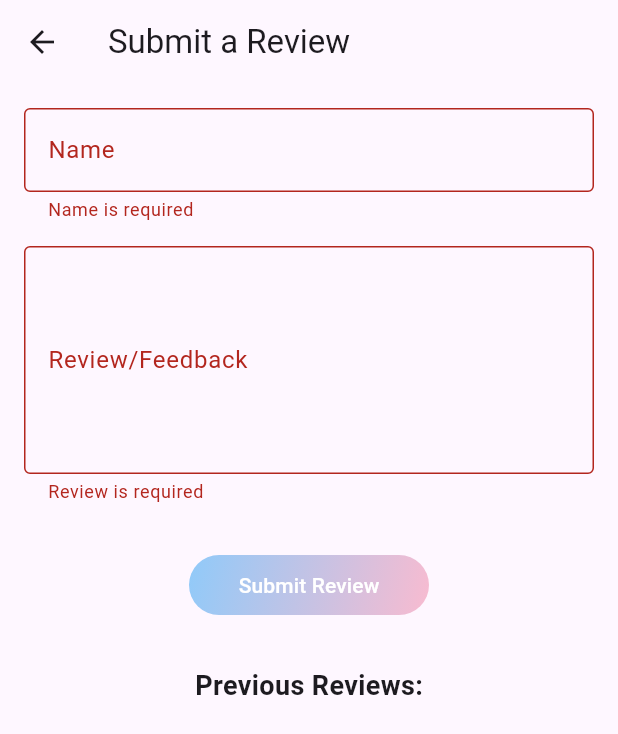
After one commit to senali0627/click_gift_flutterapp, a Flutter app: the ReviewPage screen opened by its route, after a tap on "Submit Review", on a phone screen of 412 x 824 dp. The commit adds this screen. Shown: the top 734 px of the screen. Run offline on Flutter 3.47's test engine with Material 3 defaults, Android fonts, the phone set to English and light mode, and no system bars; our stand-ins replace battery_plus, connectivity_plus, geocoding, geolocator, get, image_picker and 1 more; accounts and stored records are empty; network calls fail.

Commit message:
Review screen completed and The data is fetched from an external json file to show discounted products

```diff
--- /dev/null
+++ b/assets/reviews.json
@@ -0,0 +1,10 @@
+[
+  {
+    "name": "Tharunethu de silva",
+    "review": "Great app! It made my experience so much better."
+  },
+  {
+    "name": "Krishnika Selvakumar",
+    "review": "Really useful and easy to navigate."
+  }
+]
--- a/lib/routes/routes.dart
+++ b/lib/routes/routes.dart
@@ -17,6 +17,7 @@ import 'package:get/get.dart';
 
 import '../views/login/login_binding.dart';
 import '../views/login/login_view.dart';
+import '../views/review/review_view.dart';
 
 class Routes {
   static const String login = "/login_page";
@@ -29,6 +30,7 @@ class Routes {
   static const String checkout = "/checkout_page";
   static const String confirmation = "/confirmation_page";
   static const String inquiries = "/inquiries_page";
+  static const String review = '/review';
 
   static final routes = [
     GetPage(
@@ -66,5 +68,9 @@ class Routes {
       name: Routes.inquiries,
       page: () => InquiriesPage(),
     ),
+    GetPage(
+      name: Routes.review,
+      page: () => ReviewPage(),
+    ),
   ];
 }
--- a/lib/views/dashboard/dashboard.dart
+++ b/lib/views/dashboard/dashboard.dart
@@ -9,6 +9,8 @@ import 'package:get/get.dart';
 import '../home/home_controller.dart';
 
 class DashboardPage extends StatefulWidget {
+  const DashboardPage({super.key});
+
   @override
   State<DashboardPage> createState() => _DashboardPageState();
 }
@@ -132,6 +134,13 @@ class _DashboardPageState extends State<DashboardPage> {
                 );
               },
             ),
+            ListTile(
+              leading: const Icon(Icons.rate_review),
+              title: const Text("Review"),
+              onTap: () {
+                Get.toNamed(Routes.review); // Navigate to the Review page
+              },
+            ),
           ],
         ),
       ),
--- a/lib/views/home/home_controller.dart
+++ b/lib/views/home/home_controller.dart
@@ -5,6 +5,7 @@ import 'package:click_gift/services/auth_service.dart';
 import 'package:flutter/services.dart';
 import 'package:get/get.dart';
 import 'package:shared_preferences/shared_preferences.dart';
+import 'package:http/http.dart' as http;
 
 import '../../models/user.dart';
 
@@ -14,11 +15,15 @@ class HomeController extends GetxController {
   var selectedCategory = 0.obs;
   var filteredProducts = [].obs;
   var userName = "".obs;
+  var discountedProducts = <Map<String, dynamic>>[].obs;
+
+
 
   @override
   void onInit() {
     super.onInit();
     loadProductsFromJson();
+    loadDiscountedProducts();
   }
 
   void loadProductsFromJson() async {
@@ -26,7 +31,7 @@ class HomeController extends GetxController {
     userName.value = user!.name;
     try {
       final String jsonString =
-          await rootBundle.loadString('assets/products.json');
+      await rootBundle.loadString('assets/products.json');
       final Map<String, dynamic> data = json.decode(jsonString);
 
       categories.value = data['categories'];
@@ -53,4 +58,34 @@ class HomeController extends GetxController {
     await prefs.clear();
     Get.offAllNamed(Routes.login);
   }
+
+  void loadDiscountedProducts() async {
+    try {
+      final response = await http.get(
+        Uri.parse('https://api.jsonbin.io/v3/b/67a319e3acd3cb34a8d89715'),
+      );
+
+      if (response.statusCode == 200) {
+        final data = json.decode(response.body);
+        print("Response Data: $data");  // Add this line to log the entire response
+
+        // Check if the expected structure exists
+        final products = data['record']?['discounted_products'];
+        if (products != null && products is List) {
+          discountedProducts.value = List<Map<String, dynamic>>.from(products);
+        } else {
+          print("Discounted products are empty or null.");
+          discountedProducts.value = [];
+        }
+      } else {
+        print("Failed to load discounted products, Status code: ${response.statusCode}");
+        discountedProducts.value = []; // Reset if API fails
+      }
+    } catch (e) {
+      print("Error fetching discounted products: $e");
+      discountedProducts.value = []; // Reset in case of an error
+    }
+  }
+
+
 }
--- /dev/null
+++ b/lib/views/review/review_view.dart
@@ -0,0 +1,172 @@
+import 'dart:convert';
+import 'package:click_gift/components/custom_button.dart';
+import 'package:click_gift/components/custom_snackbar.dart';
+import 'package:click_gift/routes/routes.dart';
+import 'package:flutter/material.dart';
+import 'package:get/get.dart';
+import 'package:shared_preferences/shared_preferences.dart';
+import 'package:flutter/services.dart' show rootBundle;
+import 'package:connectivity_plus/connectivity_plus.dart';
+
+class ReviewPage extends StatefulWidget {
+  const ReviewPage({super.key});
+
+  @override
+  ReviewPageState createState() => ReviewPageState();
+}
+
+class ReviewPageState extends State<ReviewPage> {
+  final _formKey = GlobalKey<FormState>();
+  final TextEditingController nameController = TextEditingController();
+  final TextEditingController reviewController = TextEditingController();
+
+  List<Map<String, String>> reviews = [];
+
+  @override
+  void initState() {
+    super.initState();
+    _loadReviews();
+  }
+
+  Future<void> _loadReviews() async {
+    SharedPreferences prefs = await SharedPreferences.getInstance();
+    String? storedReviews = prefs.getString('reviews');
+
+    if (storedReviews != null) {
+      setState(() {
+        reviews = List<Map<String, String>>.from(json.decode(storedReviews));
+      });
+    } else {
+      // Check connectivity
+      var connectivityResults = await Connectivity().checkConnectivity();
+      if (connectivityResults.contains(ConnectivityResult.none)) {
+        _loadFromLocalJson();
+      }
+    }
+  }
+
+  Future<void> _loadFromLocalJson() async {
+    try {
+      String jsonString = await rootBundle.loadString('assets/reviews.json');
+      List<dynamic> jsonData = json.decode(jsonString);
+
+      setState(() {
+        reviews = jsonData.map((e) => Map<String, String>.from(e)).toList();
+      });
+    } catch (e) {
+      debugPrint("Error loading JSON: $e");
+    }
+  }
+
+  Future<void> _saveReview() async {
+    if (_formKey.currentState!.validate()) {
+      String name = nameController.text.trim();
+      String review = reviewController.text.trim();
+
+      Map<String, String> newReview = {
+        "name": name,
+        "review": review,
+      };
+
+      setState(() {
+        reviews.add(newReview);
+      });
+
+      SharedPreferences prefs = await SharedPreferences.getInstance();
+      prefs.setString('reviews', json.encode(reviews));
+
+      showCustomSnackbar(
+        title: 'Review Submitted',
+        message: 'Thank you, $name! We appreciate your feedback.',
+        backgroundColor: Colors.greenAccent,
+      );
+
+      // Clear input fields
+      nameController.clear();
+      reviewController.clear();
+
+      // Delay before navigating
+      await Future.delayed(const Duration(seconds: 2));
+
+      Get.offAllNamed(Routes.dashboard);
+    }
+  }
+
+
+
+  @override
+  Widget build(BuildContext context) {
+    return Scaffold(
+      appBar: AppBar(title: const Text('Submit a Review')),
+      body: Padding(
+        padding: const EdgeInsets.all(16.0),
+        child: Column(
+          children: [
+            Form(
+              key: _formKey,
+              child: Column(
+                crossAxisAlignment: CrossAxisAlignment.start,
+                children: [
+                  TextFormField(
+                    controller: nameController,
+                    decoration: const InputDecoration(
+                      labelText: 'Name',
+                      border: OutlineInputBorder(),
+                    ),
+                    validator: (value) {
+                      if (value == null || value.trim().isEmpty) {
+                        return 'Name is required';
+                      }
+                      return null;
+                    },
+                  ),
+                  const SizedBox(height: 16),
+                  TextFormField(
+                    controller: reviewController,
+                    decoration: const InputDecoration(
+                      labelText: 'Review/Feedback',
+                      border: OutlineInputBorder(),
+                    ),
+                    maxLines: 5,
+                    validator: (value) {
+                      if (value == null || value.trim().isEmpty) {
+                        return 'Review is required';
+                      }
+                      return null;
+                    },
+                  ),
+                  const SizedBox(height: 24),
+                  Center(
+                    child: customButton(
+                      buttonText: 'Submit Review',
+                      onPressed: _saveReview,
+                    ),
+                  ),
+                ],
+              ),
+            ),
+            const SizedBox(height: 24),
+            const Text(
+              'Previous Reviews:',
+              style: TextStyle(fontSize: 18, fontWeight: FontWeight.bold),
+            ),
+            Expanded(
+              child: ListView.builder(
+                itemCount: reviews.length,
+                itemBuilder: (context, index) {
+                  return Card(
+                    margin: const EdgeInsets.symmetric(vertical: 8),
+                    child: ListTile(
+                      title: Text(reviews[index]['name'] ?? ''),
+                      subtitle: Text(reviews[index]['review'] ?? ''),
+                    ),
+                  );
+                },
+              ),
+            ),
+          ],
+        ),
+      ),
+    );
+  }
+}
--- a/pubspec.yaml
+++ b/pubspec.yaml
@@ -41,6 +41,7 @@ dependencies:
   image_picker: ^1.1.2
   battery_plus: ^6.2.1
   geocoding: ^3.0.0
+  http: ^1.3.0
 
 dev_dependencies:
   flutter_test:
@@ -68,6 +69,7 @@ flutter:
   assets:
     - assets/logo.png
     - assets/products.json
+    - assets/reviews.json
 
   # An image asset can refer to one or more resolution-specific "variants", see
   # https://flutter.dev/to/resolution-aware-images
```
Also changed, not shown: assets/products.json (+16 -16 lines), lib/views/home/home_view.dart (+60 -0 lines), pubspec.lock.
